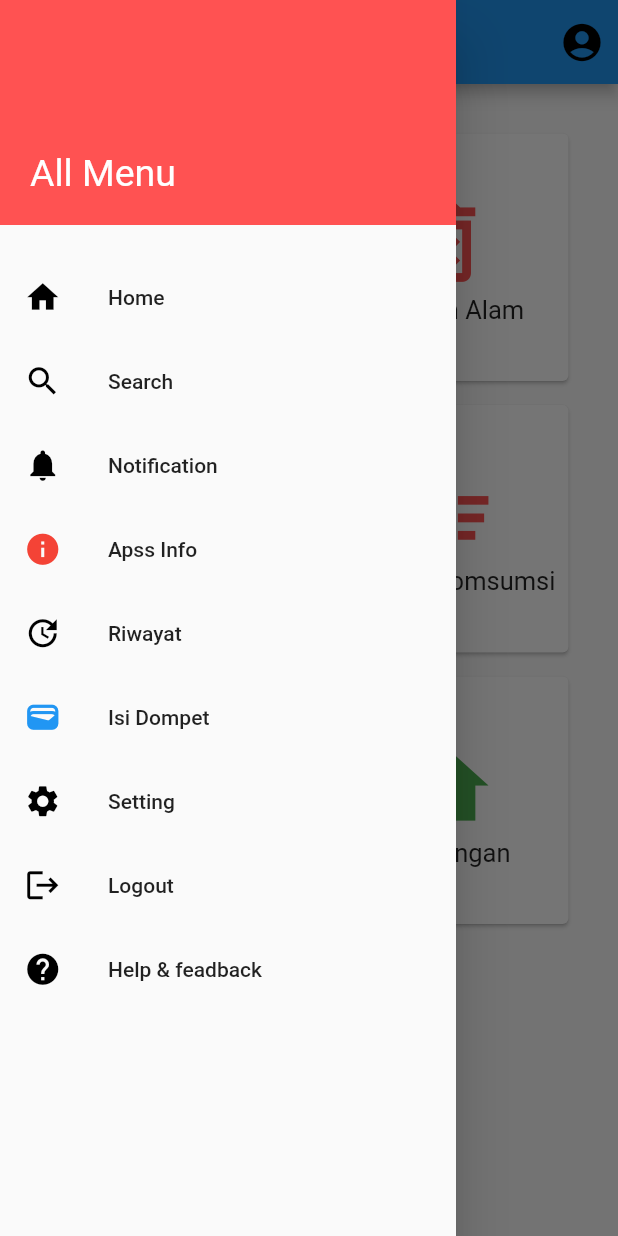
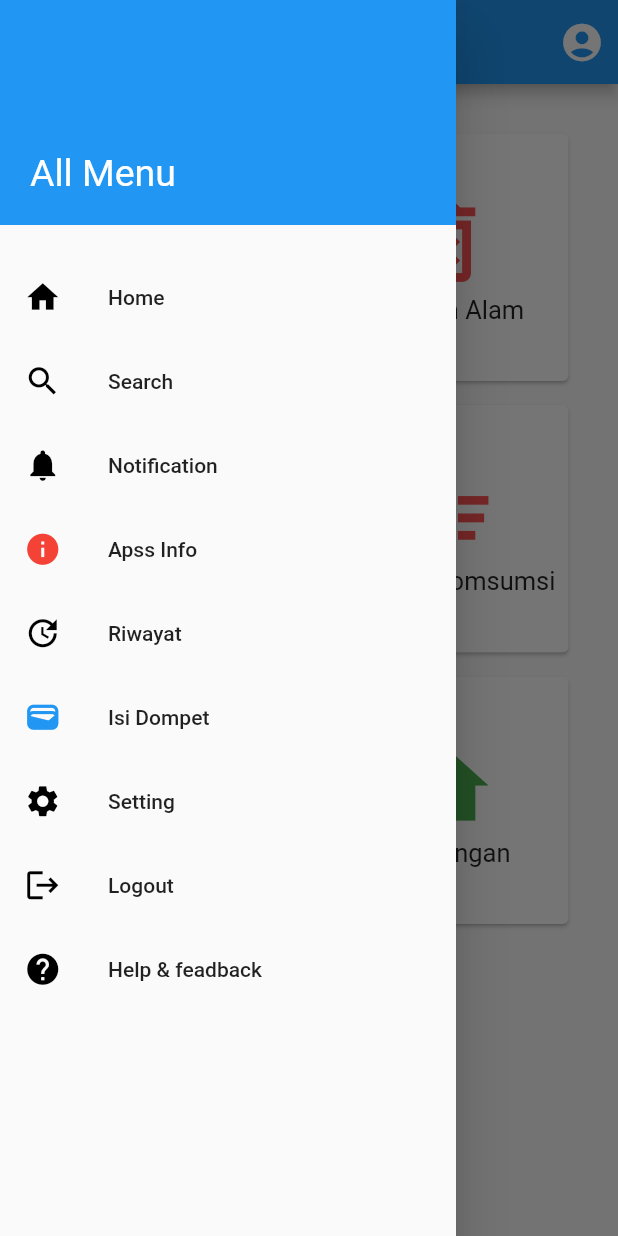
Before and after one commit to dwiponcosuripto4/mbakmu2, a Flutter app: the Menu_Utama screen opened directly, with the side drawer open, on a phone screen of 412 x 824 dp. Run offline on Flutter 3.47's test engine with Material 2 defaults, Android fonts, the phone set to English and light mode, and no system bars; our stand-ins replace firebase_auth, get; accounts and stored records are empty.

```diff
--- a/lib/Penjualan_Sampah/sel_sampah_komsumsi.dart
+++ b/lib/Penjualan_Sampah/sel_sampah_komsumsi.dart
@@ -15,7 +15,7 @@ class Sel_Sampah_Komsumsi extends StatelessWidget {
         crossAxisCount: 2,
         children: <Widget>[
           Card(
-            margin: const EdgeInsets.all(50),
+            margin: const EdgeInsets.all(8),
             child: InkWell(
               onTap: () {},
               splashColor: Colors.blue,
--- a/lib/menu_utama.dart
+++ b/lib/menu_utama.dart
@@ -218,9 +218,9 @@ class Menu_Utama extends StatelessWidget {
         actions: <Widget>[
           IconButton(
             icon: Icon(
-              Icons.account_circle,
+              Icons.account_circle_rounded,
               size: 30,
-              color: Colors.black,
+              color: Colors.white,
             ),
             onPressed: () {
               Navigator.of(context).pushReplacement(
@@ -239,7 +239,7 @@ class Menu_Utama extends StatelessWidget {
               padding: EdgeInsets.all(20),
               width: double.infinity,
               height: 150,
-              color: Colors.redAccent,
+              color: Colors.blue,
               alignment: Alignment.bottomLeft,
               child: Text(
                 "All Menu",
```
Also changed, not shown: 1 other file.
